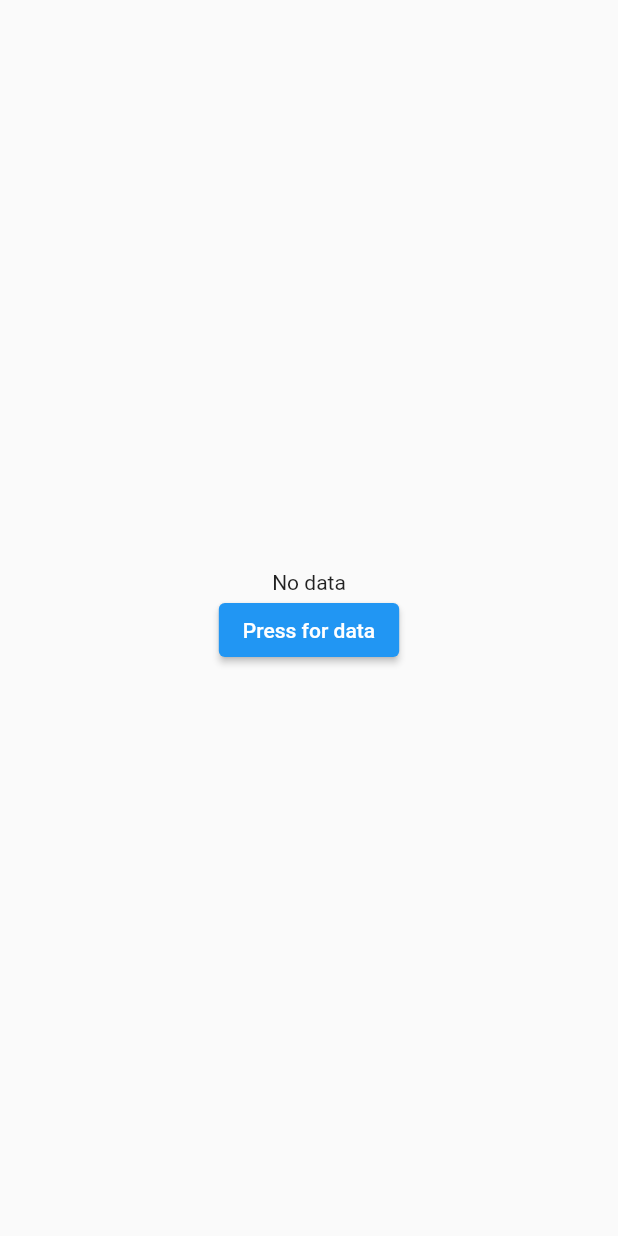
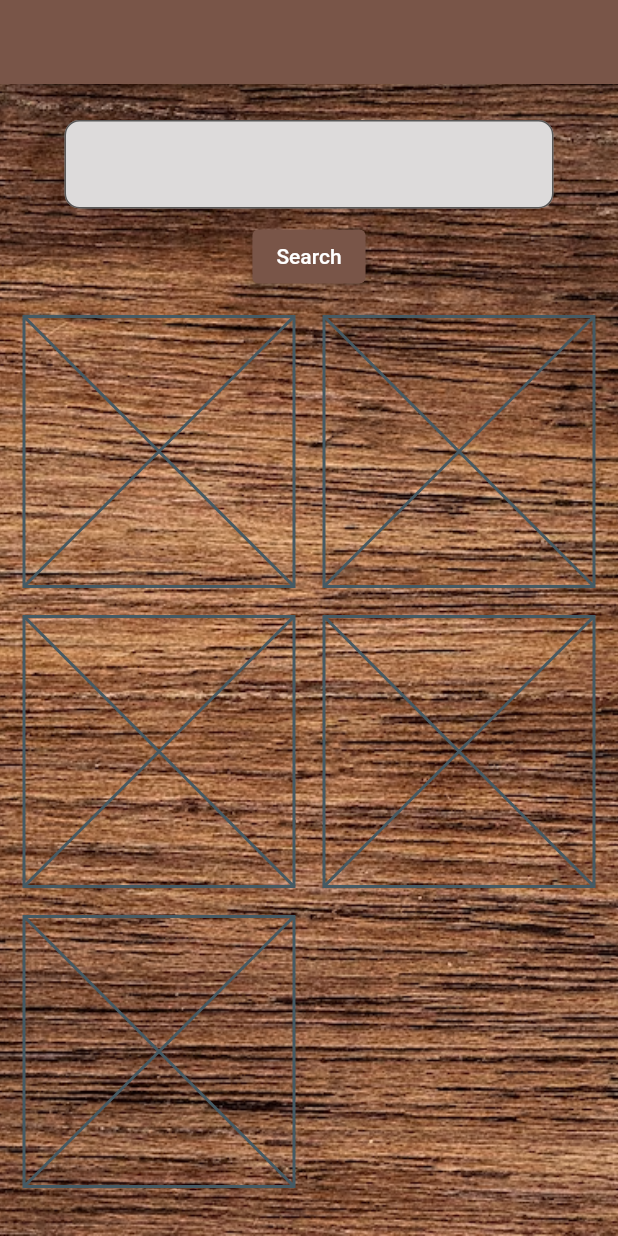
Before and after one commit to dawidwrobel97/chess_champ, a Flutter app: the screen it shows after launch, on a phone screen of 412 x 824 dp. Run offline on Flutter 3.47's test engine with Material 2 defaults, Android fonts, the phone set to English and light mode, and no system bars; our stand-ins replace bloc, dio, flutter_bloc.

Commit message:
Added Gridbox

```diff
--- a/lib/main.dart
+++ b/lib/main.dart
@@ -13,7 +13,7 @@ class MyApp extends StatelessWidget {
     return MaterialApp(
       title: 'Flutter Demo',
       theme: ThemeData(
-        primarySwatch: Colors.blue,
+        primarySwatch: Colors.brown,
       ),
       home: const HomePage(),
     );
--- a/lib/src/features/home_page/data/data_sources/chess_game_data_source.dart
+++ b/lib/src/features/home_page/data/data_sources/chess_game_data_source.dart
@@ -9,7 +9,7 @@ class ChessGameDataSource {
 
     try {
       final response = await dio.get(
-          'https://lichess.org/api/games/user/Pliskin420?max=3&rated=true');
+          'https://lichess.org/api/games/user/Pliskin420?max=3&rated=true&analysed=true&evals=true');
       if (response.data == null) {
         return null;
       }
--- a/lib/src/features/home_page/presentation/cubits/cubit/home_page_cubit.dart
+++ b/lib/src/features/home_page/presentation/cubits/cubit/home_page_cubit.dart
@@ -11,7 +11,7 @@ class HomePageCubit extends Cubit<HomePageState> {
   final ChessGameRepository _chessGameRepository;
 
   Future<void> getChessGameFromId(String id) async {
-    final chessGame = await _chessGameRepository.getChessGameFromId(id);
-    emit(HomePageState(chessModel: chessGame));
+    final chessGames = await _chessGameRepository.getChessGameFromId(id);
+    emit(HomePageState(chessModel: chessGames));
   }
 }
--- a/lib/src/features/home_page/presentation/pages/home_page.dart
+++ b/lib/src/features/home_page/presentation/pages/home_page.dart
@@ -16,30 +16,105 @@ class HomePage extends StatelessWidget {
           HomePageCubit(ChessGameRepository(ChessGameDataSource())),
       child: BlocBuilder<HomePageCubit, HomePageState>(
         builder: (context, state) {
-          return Scaffold(
-            body: Center(
-              child: Column(
-                mainAxisAlignment: MainAxisAlignment.center,
-                children: [
-                  Text(
-                    state.chessModel?[1].id ?? 'No data',
+          return Stack(
+            children: [
+              Container(
+                decoration: const BoxDecoration(
+                  image: DecorationImage(
+                    image: AssetImage(
+                      "lib/src/assets/images/background_image.png",
+                    ),
+                    fit: BoxFit.cover,
                   ),
-                  ElevatedButton(
-                    onPressed: () {
-                      context
-                          .read<HomePageCubit>()
-                          .getChessGameFromId('J9iArtcQ');
-                    },
-                    child: const Text(
-                      'Press for data',
-                    ),
-                  )
-                ],
+                ),
               ),
-            ),
+              const _HomePageBody(),
+            ],
           );
         },
       ),
     );
   }
 }
+
+class _HomePageBody extends StatelessWidget {
+  const _HomePageBody();
+
+  @override
+  Widget build(BuildContext context) {
+    return Scaffold(
+      backgroundColor: Colors.transparent,
+      appBar: AppBar(),
+      body: Padding(
+        padding: const EdgeInsets.all(8.0),
+        child: Column(
+          children: const [
+            _SearchTextField(),
+            _GridviewBuilder(),
+          ],
+        ),
+      ),
+    );
+  }
+}
+
+class _SearchTextField extends StatelessWidget {
+  const _SearchTextField();
+
+  @override
+  Widget build(BuildContext context) {
+    return Padding(
+      padding: const EdgeInsets.all(8.0),
+      child: Column(
+        children: [
+          FractionallySizedBox(
+            widthFactor: 0.9,
+            child: Padding(
+              padding: const EdgeInsets.all(8.0),
+              child: TextField(
+                decoration: InputDecoration(
+                  border: OutlineInputBorder(
+                    borderRadius: BorderRadius.circular(10.0),
+                  ),
+                  filled: true,
+                  fillColor: const Color(0xFFDDDBDB),
+                ),
+              ),
+            ),
+          ),
+          ElevatedButton(
+            onPressed: () {},
+            child: const Text(
+              'Search',
+            ),
+          ),
+        ],
+      ),
+    );
+  }
+}
+
+class _GridviewBuilder extends StatelessWidget {
+  const _GridviewBuilder();
+
+  @override
+  Widget build(BuildContext context) {
+    return Expanded(
+      child: Padding(
+        padding: const EdgeInsets.all(8.0),
+        child: GridView.builder(
+          gridDelegate: const SliverGridDelegateWithMaxCrossAxisExtent(
+            maxCrossAxisExtent: 200,
+            crossAxisSpacing: 20,
+            mainAxisSpacing: 20,
+          ),
+          // itemCount: state.chessModel?.length ?? 0,
+          itemCount: 5,
+          itemBuilder: (context, index) {
+            return const Placeholder();
+          },
+        ),
+      ),
+    );
+  }
+}
--- a/pubspec.yaml
+++ b/pubspec.yaml
@@ -63,9 +63,8 @@ flutter:
   uses-material-design: true
 
   # To add assets to your application, add an assets section, like this:
-  # assets:
-  #   - images/a_dot_burr.jpeg
-  #   - images/a_dot_ham.jpeg
+  assets:
+    - lib/src/assets/images/
 
   # An image asset can refer to one or more resolution-specific "variants", see
   # https://flutter.dev/assets-and-images/#resolution-aware
```
Also changed, not shown: lib/src/assets/images/background_image.png (added), lib/src/features/home_page/domain/models/chess_game_model.dart (line endings or trailing spaces).
